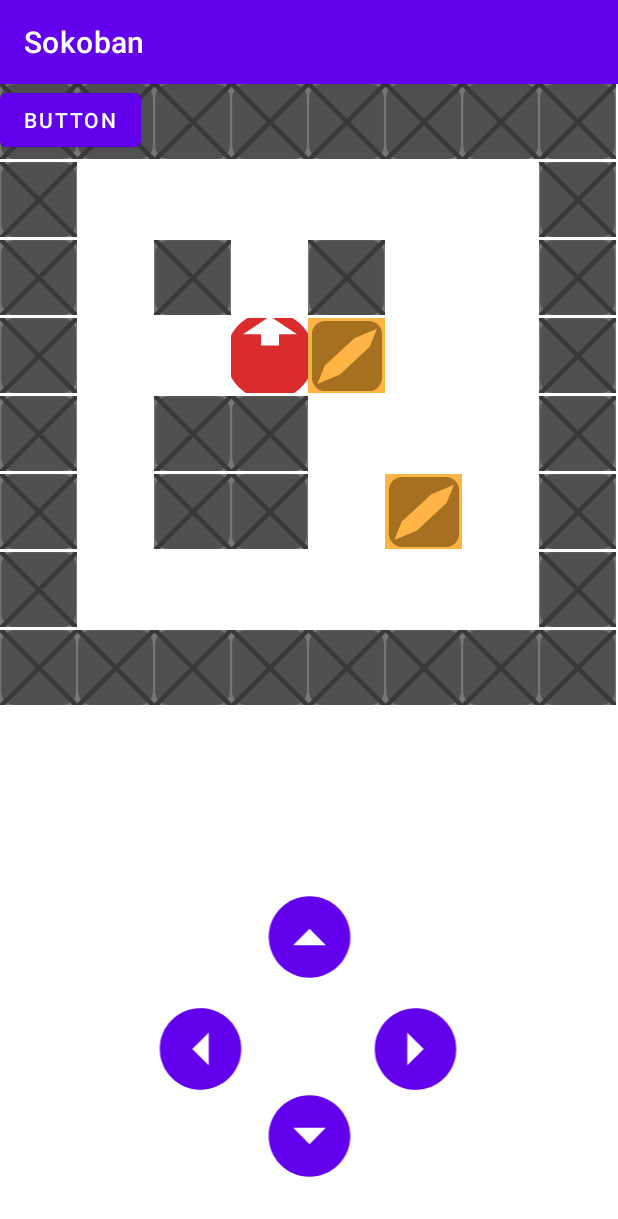
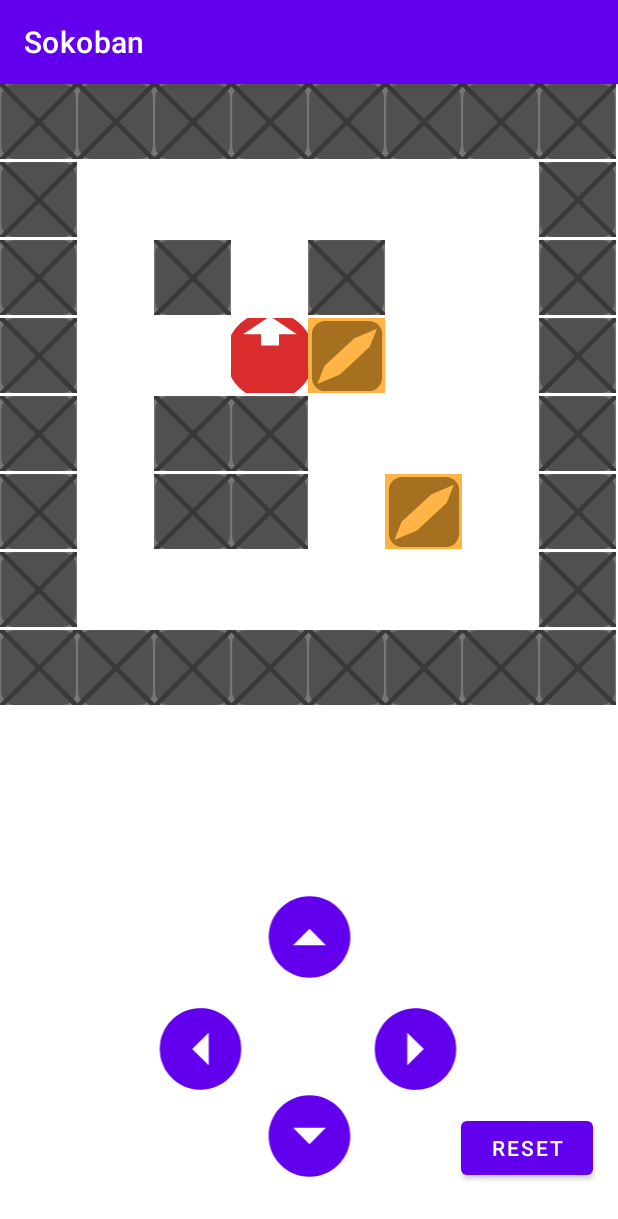
Before and after one commit to Aelhya/sokoban_dawin_a_2022, an Android app: the Default screen opened directly, with no data from a screen before it, after a tap on an icon or button, on a phone screen of 412 x 824 dp. Shown: the top 1219 px of the screen. Run offline under Robolectric (Android 15) with nearby library versions, the phone set to English and light mode, and no system bars.

Commit message:
MàJ du reset du plateau

```diff
--- a/projet/app/src/main/java/com/example/sokoban/Default.java
+++ b/projet/app/src/main/java/com/example/sokoban/Default.java
@@ -19,11 +19,22 @@ public class Default extends AppCompatActivity {
     // placement de base du personnage
     int posX = 3;
     int posY = 3;
+    int[][] matrix;
     Button reset;
 
     // valeur par défaut
     int largeur = 8;
     int longueur = 8;
+    // tableau initial
+    int[] images = {R.drawable.ic_bloc_mur,R.drawable.ic_bloc_mur,R.drawable.ic_bloc_mur,R.drawable.ic_bloc_mur,R.drawable.ic_bloc_mur,R.drawable.ic_bloc_mur,R.drawable.ic_bloc_mur,R.drawable.ic_bloc_mur,
+            R.drawable.ic_bloc_mur,R.drawable.ic_carre_blanc,R.drawable.ic_carre_blanc,R.drawable.ic_carre_blanc,R.drawable.ic_carre_blanc,R.drawable.ic_carre_blanc,R.drawable.ic_carre_blanc,R.drawable.ic_bloc_mur,
+            R.drawable.ic_bloc_mur,R.drawable.ic_carre_blanc,R.drawable.ic_bloc_mur,R.drawable.ic_carre_blanc,R.drawable.ic_bloc_mur,R.drawable.ic_carre_blanc,R.drawable.ic_carre_blanc,R.drawable.ic_bloc_mur,
+            R.drawable.ic_bloc_mur,R.drawable.ic_carre_blanc,R.drawable.ic_carre_blanc,R.drawable.ic_ball_haut,R.drawable.ic_bloc_a_deplacer,R.drawable.ic_carre_blanc,R.drawable.ic_carre_blanc,R.drawable.ic_bloc_mur,
+            R.drawable.ic_bloc_mur,R.drawable.ic_carre_blanc,R.drawable.ic_bloc_mur,R.drawable.ic_bloc_mur,R.drawable.ic_carre_blanc,R.drawable.ic_carre_blanc,R.drawable.ic_carre_blanc,R.drawable.ic_bloc_mur,
+            R.drawable.ic_bloc_mur,R.drawable.ic_carre_blanc,R.drawable.ic_bloc_mur,R.drawable.ic_bloc_mur,R.drawable.ic_carre_blanc,R.drawable.ic_bloc_a_deplacer,R.drawable.ic_carre_blanc,R.drawable.ic_bloc_mur,
+            R.drawable.ic_bloc_mur,R.drawable.ic_carre_blanc,R.drawable.ic_carre_blanc,R.drawable.ic_carre_blanc,R.drawable.ic_carre_blanc,R.drawable.ic_carre_blanc,R.drawable.ic_carre_blanc,R.drawable.ic_bloc_mur,
+            R.drawable.ic_bloc_mur,R.drawable.ic_bloc_mur,R.drawable.ic_bloc_mur,R.drawable.ic_bloc_mur,R.drawable.ic_bloc_mur,R.drawable.ic_bloc_mur,R.drawable.ic_bloc_mur,R.drawable.ic_bloc_mur};
+
     @Override
     protected void onCreate(Bundle savedInstanceState) {
         super.onCreate(savedInstanceState);
@@ -34,28 +45,8 @@ public class Default extends AppCompatActivity {
         imgBas = findViewById(R.id.touche_bas);
         reset = findViewById(R.id.reset);
 
-        int[] images = {R.drawable.ic_bloc_mur,R.drawable.ic_bloc_mur,R.drawable.ic_bloc_mur,R.drawable.ic_bloc_mur,R.drawable.ic_bloc_mur,R.drawable.ic_bloc_mur,R.drawable.ic_bloc_mur,R.drawable.ic_bloc_mur,
-                R.drawable.ic_bloc_mur,R.drawable.ic_carre_blanc,R.drawable.ic_carre_blanc,R.drawable.ic_carre_blanc,R.drawable.ic_carre_blanc,R.drawable.ic_carre_blanc,R.drawable.ic_carre_blanc,R.drawable.ic_bloc_mur,
-                R.drawable.ic_bloc_mur,R.drawable.ic_carre_blanc,R.drawable.ic_bloc_mur,R.drawable.ic_carre_blanc,R.drawable.ic_bloc_mur,R.drawable.ic_carre_blanc,R.drawable.ic_carre_blanc,R.drawable.ic_bloc_mur,
-                R.drawable.ic_bloc_mur,R.drawable.ic_carre_blanc,R.drawable.ic_carre_blanc,R.drawable.ic_ball_haut,R.drawable.ic_bloc_a_deplacer,R.drawable.ic_carre_blanc,R.drawable.ic_carre_blanc,R.drawable.ic_bloc_mur,
-                R.drawable.ic_bloc_mur,R.drawable.ic_carre_blanc,R.drawable.ic_bloc_mur,R.drawable.ic_bloc_mur,R.drawable.ic_carre_blanc,R.drawable.ic_carre_blanc,R.drawable.ic_carre_blanc,R.drawable.ic_bloc_mur,
-                R.drawable.ic_bloc_mur,R.drawable.ic_carre_blanc,R.drawable.ic_bloc_mur,R.drawable.ic_bloc_mur,R.drawable.ic_carre_blanc,R.drawable.ic_bloc_a_deplacer,R.drawable.ic_carre_blanc,R.drawable.ic_bloc_mur,
-                R.drawable.ic_bloc_mur,R.drawable.ic_carre_blanc,R.drawable.ic_carre_blanc,R.drawable.ic_carre_blanc,R.drawable.ic_carre_blanc,R.drawable.ic_carre_blanc,R.drawable.ic_carre_blanc,R.drawable.ic_bloc_mur,
-                R.drawable.ic_bloc_mur,R.drawable.ic_bloc_mur,R.drawable.ic_bloc_mur,R.drawable.ic_bloc_mur,R.drawable.ic_bloc_mur,R.drawable.ic_bloc_mur,R.drawable.ic_bloc_mur,R.drawable.ic_bloc_mur};
-
-        // pour reset le jeu
-        int[] images2 = {R.drawable.ic_bloc_mur,R.drawable.ic_bloc_mur,R.drawable.ic_bloc_mur,R.drawable.ic_bloc_mur,R.drawable.ic_bloc_mur,R.drawable.ic_bloc_mur,R.drawable.ic_bloc_mur,R.drawable.ic_bloc_mur,
-                R.drawable.ic_bloc_mur,R.drawable.ic_carre_blanc,R.drawable.ic_carre_blanc,R.drawable.ic_carre_blanc,R.drawable.ic_carre_blanc,R.drawable.ic_carre_blanc,R.drawable.ic_carre_blanc,R.drawable.ic_bloc_mur,
-                R.drawable.ic_bloc_mur,R.drawable.ic_carre_blanc,R.drawable.ic_bloc_mur,R.drawable.ic_carre_blanc,R.drawable.ic_bloc_mur,R.drawable.ic_carre_blanc,R.drawable.ic_carre_blanc,R.drawable.ic_bloc_mur,
-                R.drawable.ic_bloc_mur,R.drawable.ic_carre_blanc,R.drawable.ic_carre_blanc,R.drawable.ic_ball_haut,R.drawable.ic_bloc_a_deplacer,R.drawable.ic_carre_blanc,R.drawable.ic_carre_blanc,R.drawable.ic_bloc_mur,
-                R.drawable.ic_bloc_mur,R.drawable.ic_carre_blanc,R.drawable.ic_bloc_mur,R.drawable.ic_bloc_mur,R.drawable.ic_carre_blanc,R.drawable.ic_carre_blanc,R.drawable.ic_carre_blanc,R.drawable.ic_bloc_mur,
-                R.drawable.ic_bloc_mur,R.drawable.ic_carre_blanc,R.drawable.ic_bloc_mur,R.drawable.ic_bloc_mur,R.drawable.ic_carre_blanc,R.drawable.ic_bloc_a_deplacer,R.drawable.ic_carre_blanc,R.drawable.ic_bloc_mur,
-                R.drawable.ic_bloc_mur,R.drawable.ic_carre_blanc,R.drawable.ic_carre_blanc,R.drawable.ic_carre_blanc,R.drawable.ic_carre_blanc,R.drawable.ic_carre_blanc,R.drawable.ic_carre_blanc,R.drawable.ic_bloc_mur,
-                R.drawable.ic_bloc_mur,R.drawable.ic_bloc_mur,R.drawable.ic_bloc_mur,R.drawable.ic_bloc_mur,R.drawable.ic_bloc_mur,R.drawable.ic_bloc_mur,R.drawable.ic_bloc_mur,R.drawable.ic_bloc_mur};
-
         // transformer la grid view en matrice -> tableau 2D
-        int[][] matrix = arrayToMatrix(images);
-        printMatrix(matrix);
+        matrix = arrayToMatrix(images);
 
         gridView=findViewById(R.id.gridView);
         GridAdapter gridAdapter = new GridAdapter(Default.this, images);
@@ -93,24 +84,28 @@ public class Default extends AppCompatActivity {
         reset.setOnClickListener(new View.OnClickListener() {
             @Override
             public void onClick(View view) {
-                System.arraycopy(images2, 0, images, 0, images.length);
+                int[][] resetMatrix = arrayToMatrix(images);
+                updateGridView(resetMatrix, gridAdapter);
+                printMatrix(matrix);
                 gridView.invalidateViews();
+                System.out.println("reset ");
+                printMatrix(resetMatrix);
             }
         });
     }
 
     /**
      * Convertir un tableau 1D en matrice
-     * @param images tableau 1D
+     * @param tabImages int[] tableau 1D
      * @return un tableau 2D
      */
-    public int[][] arrayToMatrix(int[] images){
+    public int[][] arrayToMatrix(int[] tabImages){
         int[][] grid = new int[largeur][longueur];
         try {
-            for(int i=0; i<images.length; i+=largeur){ // ligne : y
+            for(int i=0; i<tabImages.length; i+=largeur){ // ligne : y
                 for(int j=0; j<longueur; j++){ // col : x
                     int itemIndex = (i/largeur)*longueur+j;
-                    grid[(i/largeur)][j] = images[itemIndex];
+                    grid[(i/largeur)][j] = tabImages[itemIndex];
                 }
             }
         }catch (Exception e){
@@ -121,7 +116,7 @@ public class Default extends AppCompatActivity {
 
     /**
      * Afficher la matrice
-     * @param matrix
+     * @param matrix int[][]
      */
     public void printMatrix(int[][] matrix){
         for(int i=0;i<largeur;i++){//ligne : y
@@ -166,8 +161,8 @@ public class Default extends AppCompatActivity {
      * Mettre à jour l'affichage avec matrice 2D
      */
     public void updateGridView(int[][] matrix, GridAdapter gridAdapter){
-        int [] image = matrixToArray(matrix);
-        gridAdapter.setItems(image);
+        int[] tabImages = matrixToArray(matrix);
+        gridAdapter.setItems(tabImages);
         gridAdapter.notifyDataSetChanged();
     }
 
--- a/projet/app/src/main/res/layout/activity_default.xml
+++ b/projet/app/src/main/res/layout/activity_default.xml
@@ -7,10 +7,15 @@
     tools:context=".Default">
 
     <GridView
-        android:layout_width="match_parent"
-        android:layout_height="match_parent"
         android:id="@+id/gridView"
-        android:numColumns="8" >
+        android:layout_width="414dp"
+        android:layout_height="498dp"
+        android:numColumns="8"
+        app:layout_constraintBottom_toBottomOf="parent"
+        app:layout_constraintEnd_toEndOf="parent"
+        app:layout_constraintStart_toStartOf="parent"
+        app:layout_constraintTop_toTopOf="parent"
+        app:layout_constraintVertical_bias="0.0">
 
     </GridView>
 
@@ -77,8 +82,12 @@
         android:id="@+id/reset"
         android:layout_width="wrap_content"
         android:layout_height="wrap_content"
-        android:text="Button"
-        tools:layout_editor_absoluteX="66dp"
-        tools:layout_editor_absoluteY="673dp" />
+        android:text="@string/reset"
+        app:layout_constraintBottom_toBottomOf="parent"
+        app:layout_constraintEnd_toEndOf="parent"
+        app:layout_constraintHorizontal_bias="0.949"
+        app:layout_constraintStart_toStartOf="parent"
+        app:layout_constraintTop_toBottomOf="@+id/gridView"
+        app:layout_constraintVertical_bias="0.843" />
 
 </androidx.constraintlayout.widget.ConstraintLayout>
--- a/projet/app/src/main/res/values/strings.xml
+++ b/projet/app/src/main/res/values/strings.xml
@@ -7,4 +7,5 @@
     <string name="app_developpeur">Adélaïde LOUIS, Arthur QUEMERAS, Kim-Anh TRAN</string>
     <string name="app_developpeur_group">LP DAWIN A</string>
     <string name="back">Retour</string>
+    <string name="reset">Reset</string>
 </resources>
```
